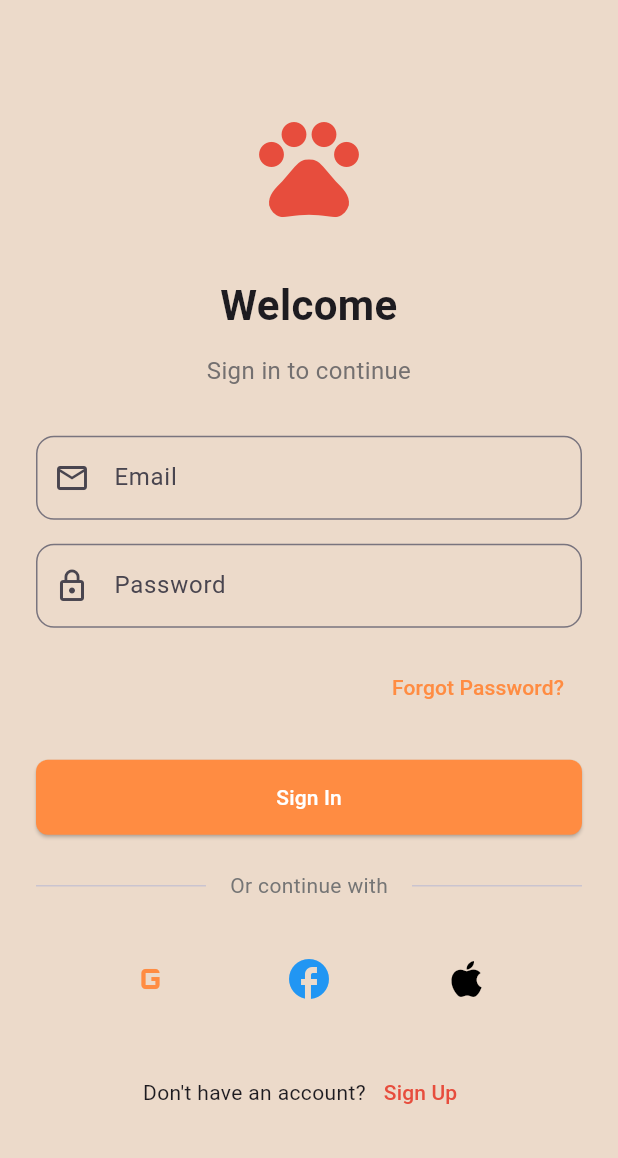
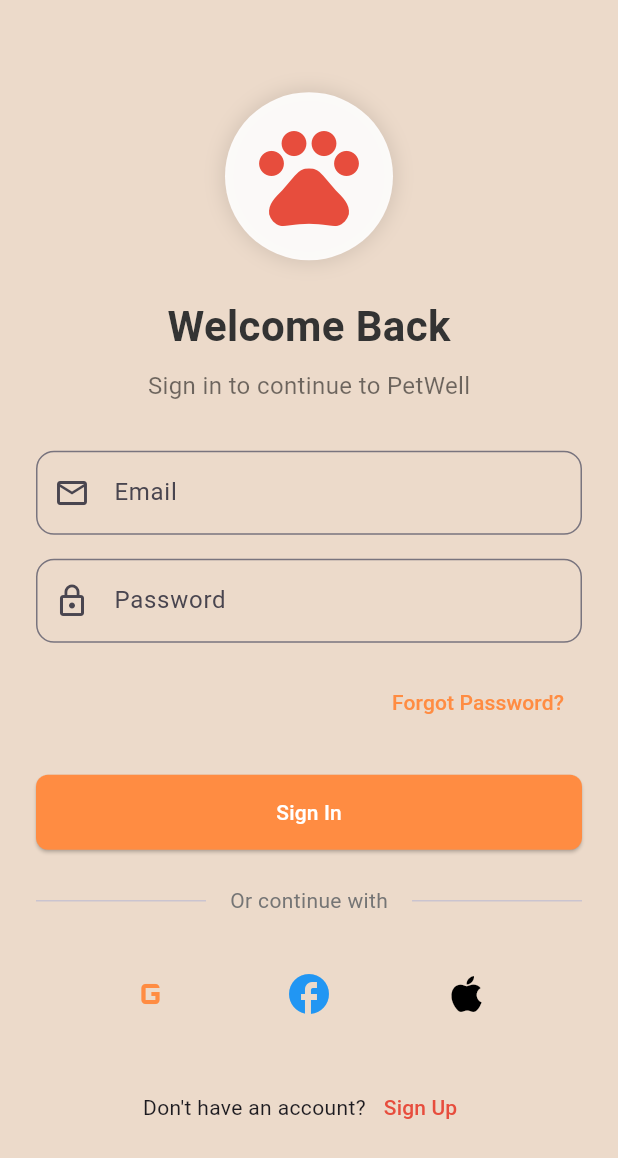
Before and after one commit to chamithharshamal/PetWell-Mobile_Application, a Flutter app: the SignInScreen screen opened directly, on a phone screen of 412 x 824 dp. Shown: the top 1158 px of the screen. Run offline on Flutter 3.47's test engine with Material 3 defaults, Android fonts, the phone set to English and light mode, and no system bars; our stand-ins replace carousel_slider, cloud_firestore, firebase_auth, firebase_core, google_sign_in, sign_in_with_apple; missing offline and left inert: flutter_facebook_auth; accounts and stored records are empty.

Commit message:
Update signin_screen.dart

```diff
--- a/petwell/lib/features/auth/screens/signin_screen.dart
+++ b/petwell/lib/features/auth/screens/signin_screen.dart
@@ -2,9 +2,9 @@
 import 'package:firebase_auth/firebase_auth.dart';
 import 'package:flutter/material.dart';
 import '../widgets/auth_form.dart';
-import './signup_screen.dart';
 import '../../home/home_screen.dart';
-import '../../admin/screens/admin_dashboard_screen.dart'; // Ensure this path is correct and the file contains the AdminDashboardScreen class
+import '../../admin/screens/admin_dashboard_screen.dart';
+import 'signup_screen.dart';
 
 class SignInScreen extends StatefulWidget {
   const SignInScreen({super.key});
@@ -19,33 +19,62 @@
   @override
   Widget build(BuildContext context) {
     return Scaffold(
-      backgroundColor: const Color(0xFFecdaca),
+      backgroundColor: const Color(0xFFecdaca), // PetWell theme background
       body: SafeArea(
         child: Center(
           child: SingleChildScrollView(
-            child: Padding(
             padding: const EdgeInsets.all(24.0),
             child: Column(
               mainAxisAlignment: MainAxisAlignment.center,
-                crossAxisAlignment: CrossAxisAlignment.stretch,
+              crossAxisAlignment: CrossAxisAlignment.center,
               children: [
-                  Icon(Icons.pets, size: 80, color: const Color(0xFFe74d3d)),
-                  const SizedBox(height: 32),
+                // App Icon
+                Container(
+                  padding: const EdgeInsets.all(16),
+                  decoration: BoxDecoration(
+                    shape: BoxShape.circle,
+                    color: Colors.white.withOpacity(0.9),
+                    boxShadow: [
+                      BoxShadow(
+                        color: Colors.black.withOpacity(0.1),
+                        blurRadius: 10,
+                        spreadRadius: 2,
+                      ),
+                    ],
+                  ),
+                  child: const Icon(
+                    Icons.pets,
+                    size: 80,
+                    color: Color(0xFFe74d3d),
+                  ),
+                ),
+
+                const SizedBox(height: 24),
+
+                // Title
                 const Text(
-                    'Welcome',
-                    textAlign: TextAlign.center,
-                    style: TextStyle(fontSize: 28, fontWeight: FontWeight.bold),
+                  'Welcome Back',
+                  style: TextStyle(
+                    fontSize: 28,
+                    fontWeight: FontWeight.bold,
+                    color: Color(0xFF333333),
                   ),
-                  const SizedBox(height: 12),
-                  Text(
-                    'Sign in to continue',
-                    textAlign: TextAlign.center,
+                ),
+
+                const SizedBox(height: 8),
+
+                // Subtitle
+                const Text(
+                  'Sign in to continue to PetWell',
                   style: TextStyle(
                     fontSize: 16,
-                      color: const Color.fromARGB(255, 116, 112, 112),
+                    color: Colors.black54,
                   ),
                 ),
+
                 const SizedBox(height: 32),
+
+                // Email & Password Form
                 AuthForm(
                   isSignIn: true,
                   isLoading: _isLoading,
@@ -56,15 +85,16 @@
                     try {
                       final userCredential = await FirebaseAuth.instance
                           .signInWithEmailAndPassword(
-                          email: email,
-                          password: password,
-                        );
-                        // Check if user is admin
+                              email: email, password: password);
+
                       final userDoc = await FirebaseFirestore.instance
                           .collection('users')
                           .doc(userCredential.user!.uid)
                           .get();
-                        final isAdmin = userDoc.data()?['isAdmin'] ?? false;
+
+                      final isAdmin =
+                          userDoc.data()?['isAdmin'] ?? false;
+
                       Navigator.pushReplacement(
                         context,
                         MaterialPageRoute(
@@ -84,7 +114,10 @@
                     }
                   },
                 ),
+
                 const SizedBox(height: 24),
+
+                // Don't have an account? Sign up
                 Row(
                   mainAxisAlignment: MainAxisAlignment.center,
                   children: [
@@ -100,15 +133,14 @@
                                 ),
                               );
                             },
-                        style: TextButton.styleFrom(
-                          foregroundColor: const Color(0xFFe74d3d),
+                      child: const Text(
+                        'Sign Up',
+                        style: TextStyle(color: Color(0xFFe74d3d)),
                       ),
-                        child: const Text('Sign Up'),
                     ),
                   ],
-                  ),
+                )
               ],
-              ),
             ),
           ),
         ),
```
Lines whose indentation alone changed are shown as unchanged.
